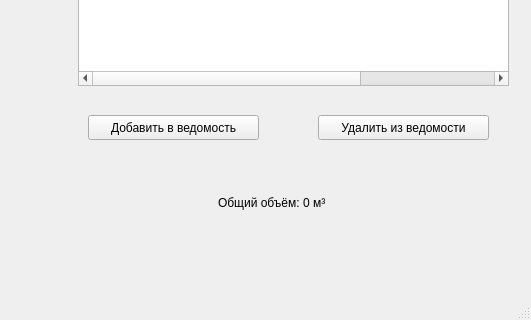
Qt form TreeCalculator/mainwindow.ui (as1mm/TreeCalculator) before a commit; both pictures show x 262 to 793 and y 275 to 595 of the 793 by 595 pixel window.
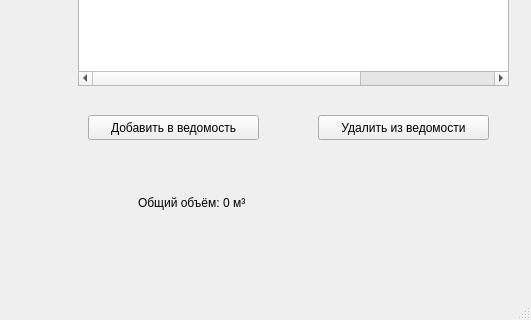
The same form after that commit.

Patch:
```diff
--- a/TreeCalculator/mainwindow.ui
+++ b/TreeCalculator/mainwindow.ui
@@ -175,9 +175,9 @@
    <widget class="QLabel" name="lblTotal">
     <property name="geometry">
      <rect>
-      <x>480</x>
+      <x>400</x>
       <y>470</y>
-      <width>141</width>
+      <width>371</width>
       <height>16</height>
      </rect>
     </property>
```
